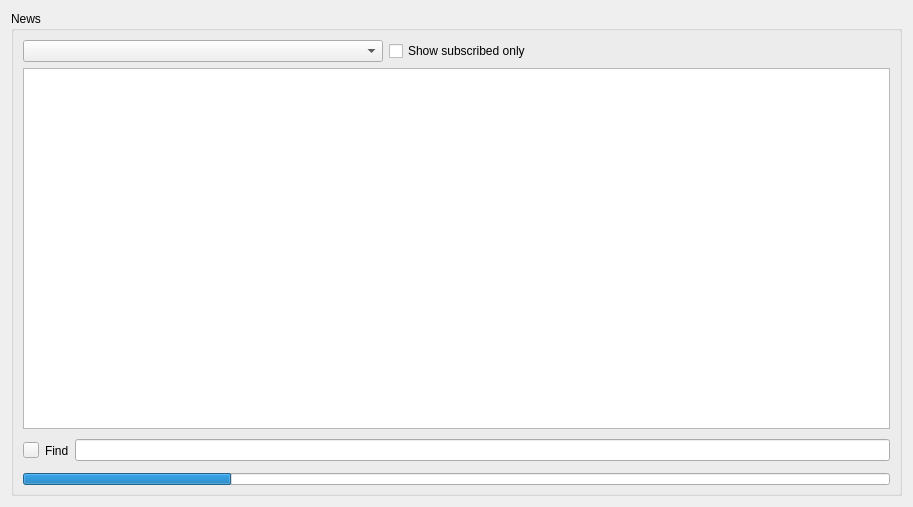
The window that app/gui/groups.ui (ensisoft/newsflash-plus) describes before a commit, drawn with Qt 5.
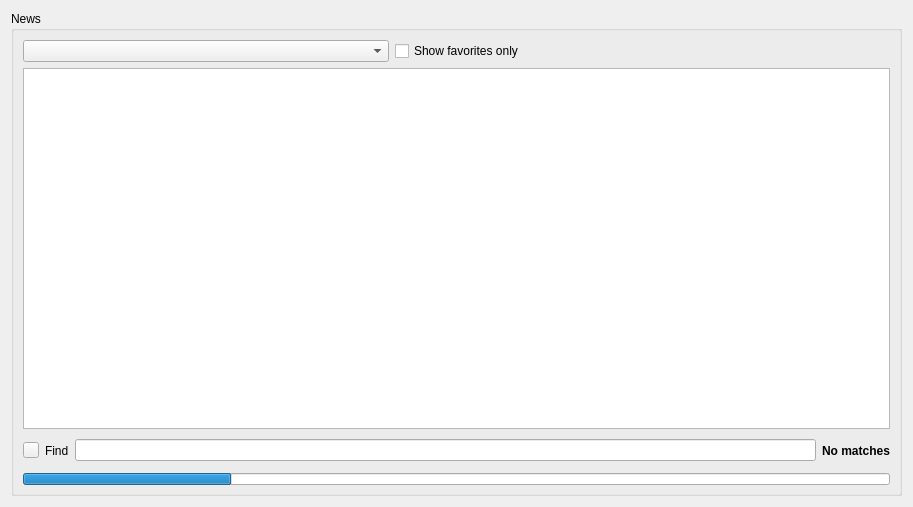
The same window after the commit. Icons and pictures are not drawn.

Commit message: Search path for icons and some new icons NewsGroup module and basic UI

The edit to the form file:
```diff
--- a/app/gui/groups.ui
+++ b/app/gui/groups.ui
@@ -39,7 +39,7 @@
         <item>
          <widget class="QCheckBox" name="chkSubscribedOnly">
           <property name="text">
-           <string>Show subscribed only</string>
+           <string>Show favorites only</string>
           </property>
          </widget>
         </item>
@@ -96,6 +96,12 @@
        </widget>
       </item>
       <item>
+       <widget class="QWidget" name="findContainer" native="true">
+        <layout class="QGridLayout" name="gridLayout_7">
+         <property name="margin">
+          <number>0</number>
+         </property>
+         <item row="0" column="0">
        <layout class="QHBoxLayout" name="horizontalLayout_4">
         <item>
          <widget class="QPushButton" name="btnCloseFind">
@@ -145,7 +151,23 @@
         <item>
          <widget class="QLineEdit" name="editFind"/>
         </item>
-       </layout>
+           <item>
+            <widget class="QLabel" name="lblFind">
+             <property name="font">
+              <font>
+               <weight>75</weight>
+               <bold>true</bold>
+              </font>
+             </property>
+             <property name="text">
+              <string>No matches</string>
+             </property>
+            </widget>
+           </item>
+          </layout>
+         </item>
+        </layout>
+       </widget>
       </item>
       <item>
        <widget class="QProgressBar" name="progressBar">
```
Left out of the diff: 55 changed lines with no effect on the pictures. Lines whose indentation alone changed are shown as unchanged. The commit also changes 54 other files.
